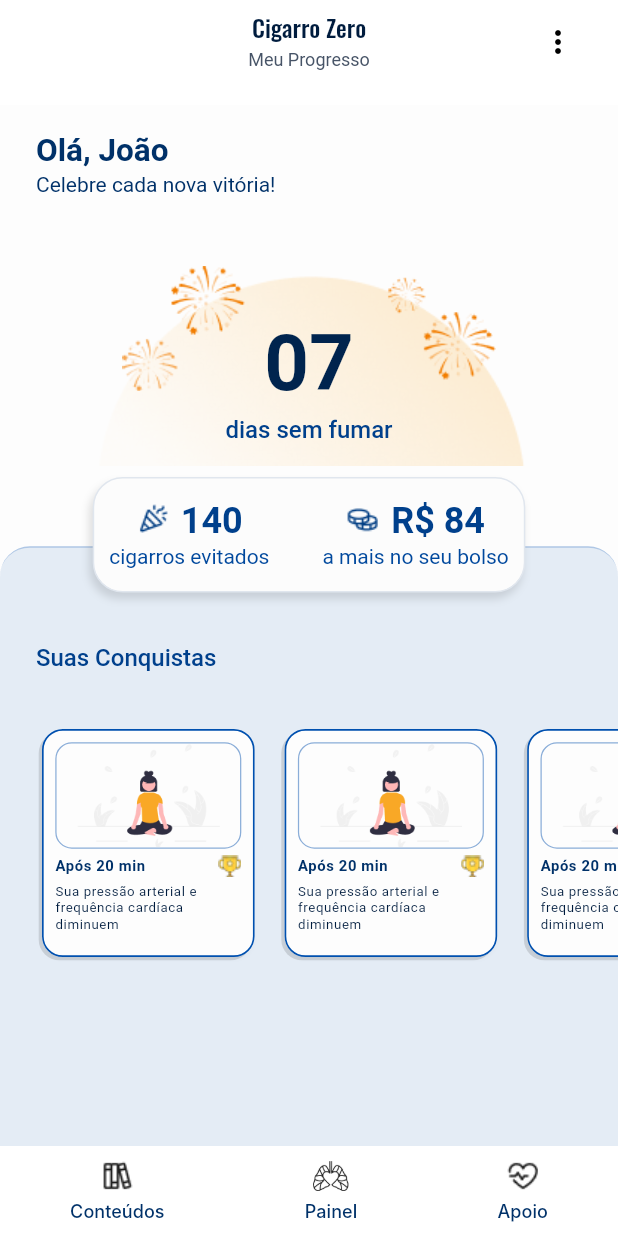
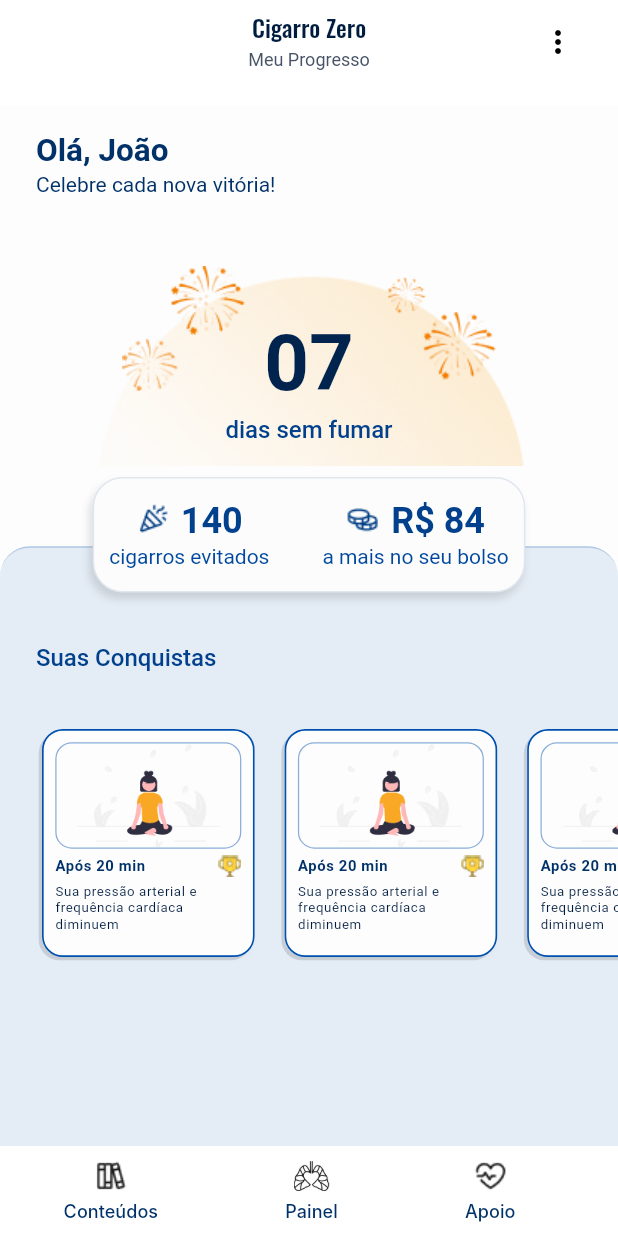
Before and after one commit to PipocaAgilDevs/cigarro-zero-app, a Flutter app: the screen it shows after launch, on a phone screen of 412 x 824 dp. Run offline on Flutter 3.47's test engine with Material 3 defaults, Android fonts, the phone set to English and light mode, and no system bars; our stand-ins replace google_fonts; Roboto replaces fonts that are missing (Inter).

Commit message:
navbar finalization

```diff
--- a/cigarrozeroapp/lib/modules/home/widgets/navbar.dart
+++ b/cigarrozeroapp/lib/modules/home/widgets/navbar.dart
@@ -1,13 +1,15 @@
 import 'package:flutter/material.dart';
 
 class Navbar extends StatelessWidget {
-  const Navbar();
+  const Navbar({super.key});
 
   @override
   Widget build(BuildContext context) {
     return Container(
       height: 60,
       color: Colors.white,
+      child: Padding(
+        padding: const EdgeInsets.only(right: 26),
         child: Row(
           mainAxisAlignment: MainAxisAlignment.spaceAround,
           children: [
@@ -16,22 +18,27 @@ class Navbar extends StatelessWidget {
             _buildNavItemWithImage("assets/images/heartbeat.png", "Apoio"),
           ],
         ),
+      ),
     );
   }
 
   Widget _buildNavItemWithImage(String imagePath, String label) {
     return Column(
+      mainAxisSize: MainAxisSize.min,
       mainAxisAlignment: MainAxisAlignment.center,
       children: [
         Image.asset(
           imagePath,
           height: 24,
           width: 24,
+          errorBuilder: (context, error, stackTrace) {
+            return Icon(Icons.error);
+          },
         ),
         SizedBox(height: 4),
         Text(
           label,
-          textAlign: TextAlign.center,
+          textAlign: TextAlign.left,
           style: TextStyle(
             fontFamily: 'Inter',
             fontSize: 12,
```
Lines whose indentation alone changed are shown as unchanged.
